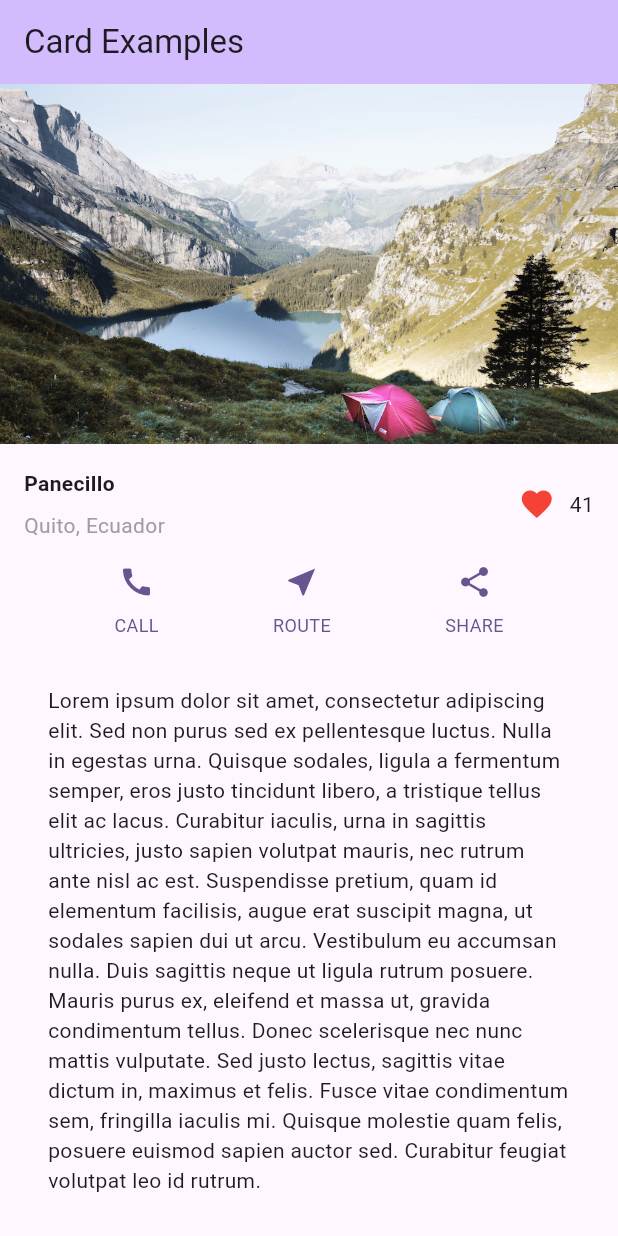
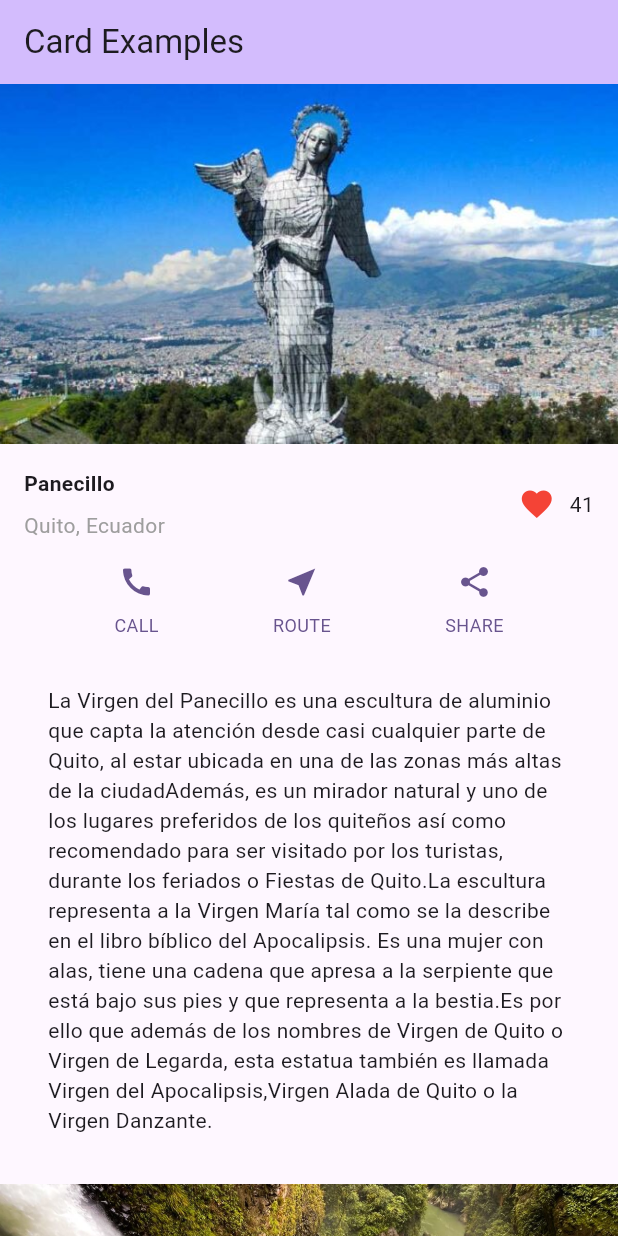
Before and after one commit to Mino-Mateo/Ejercicios_Flutter, a Flutter app: the screen it shows after launch, on a phone screen of 412 x 824 dp. Run offline on Flutter 3.47's test engine with Material 3 defaults, Android fonts, the phone set to English and light mode, and no system bars.

Commit message:
Finalización del Layout

```diff
--- a/Layout/layout_practica/analysis_options.yaml
+++ b/Layout/layout_practica/analysis_options.yaml
@@ -23,6 +23,5 @@ linter:
   rules:
     # avoid_print: false  # Uncomment to disable the `avoid_print` rule
     # prefer_single_quotes: true  # Uncomment to enable the `prefer_single_quotes` rule
-
 # Additional information about this file can be found at
 # https://dart.dev/guides/language/analysis-options
--- a/Layout/layout_practica/lib/main.dart
+++ b/Layout/layout_practica/lib/main.dart
@@ -44,53 +44,60 @@ class _MyHomePageState extends State<MyHomePage> {
             mainAxisAlignment: MainAxisAlignment.center,
             children: [
               // Elemento 1
-              ImageSection(image: "images/lake.jpeg"),
+              ImageSection(image: "images/Panecillo.jpeg"),
               TitleSection(name: "Panecillo", location: "Quito, Ecuador"),
               ButtonSection(),
               TextSection(
                 description:
-                    "Lorem ipsum dolor sit amet, consectetur adipiscing elit. Sed non purus sed ex pellentesque luctus. Nulla in egestas urna. Quisque sodales, ligula a fermentum semper, eros justo tincidunt libero, a tristique tellus elit ac lacus. Curabitur iaculis, urna in sagittis ultricies, justo sapien volutpat mauris, nec rutrum ante nisl ac est. Suspendisse pretium, quam id elementum facilisis, augue erat suscipit magna, ut sodales sapien dui ut arcu. Vestibulum eu accumsan nulla. Duis sagittis neque ut ligula rutrum posuere. Mauris purus ex, eleifend et massa ut, gravida condimentum tellus. Donec scelerisque nec nunc mattis vulputate. Sed justo lectus, sagittis vitae dictum in, maximus et felis. Fusce vitae condimentum sem, fringilla iaculis mi. Quisque molestie quam felis, posuere euismod sapien auctor sed. Curabitur feugiat volutpat leo id rutrum.",
+                    "La Virgen del Panecillo es una escultura de aluminio que capta la atención desde casi cualquier parte de Quito, al estar ubicada en una de las zonas más altas de la ciudad"
+                    "Además, es un mirador natural y uno de los lugares preferidos de los quiteños así como recomendado para ser visitado por los turistas, durante los feriados o Fiestas de Quito."
+                    "La escultura representa a la Virgen María tal como se la describe en el libro bíblico del Apocalipsis. Es una mujer con alas, tiene una cadena que apresa a la serpiente que está bajo sus pies y que representa a la bestia."
+                    "Es por ello que además de los nombres de Virgen de Quito o Virgen de Legarda, esta estatua también es llamada Virgen del Apocalipsis,Virgen Alada de Quito o la Virgen Danzante.",
               ),
 
               // Elemento 2
-              ImageSection(image: "images/lake.jpeg"),
+              ImageSection(image: "images/Pailon-del-Diablo.jpeg"),
               TitleSection(
-                  name: "La entrada de la 8", location: "Guayaquil, Ecuador"),
+                  name: "Pailon del Diablo", location: "Tungurahua , Ecuador"),
               ButtonSection(),
               TextSection(
-                description:
-                    "Lorem ipsum dolor sit amet, consectetur adipiscing elit. Sed non purus sed ex pellentesque luctus. Nulla in egestas urna. Quisque sodales, ligula a fermentum semper, eros justo tincidunt libero, a tristique tellus elit ac lacus. Curabitur iaculis, urna in sagittis ultricies, justo sapien volutpat mauris, nec rutrum ante nisl ac est. Suspendisse pretium, quam id elementum facilisis, augue erat suscipit magna, ut sodales sapien dui ut arcu. Vestibulum eu accumsan nulla. Duis sagittis neque ut ligula rutrum posuere. Mauris purus ex, eleifend et massa ut, gravida condimentum tellus. Donec scelerisque nec nunc mattis vulputate. Sed justo lectus, sagittis vitae dictum in, maximus et felis. Fusce vitae condimentum sem, fringilla iaculis mi. Quisque molestie quam felis, posuere euismod sapien auctor sed. Curabitur feugiat volutpat leo id rutrum.",
-              ),
+                  description:
+                      "Su nombre de el pailón del diablo nace por la forma que tiene las rocas que se encuentran bajo la cascada y si observas con detenimiento podrás ver la forma del rostro del diablo que se encuentra formado en las rocas, de ahí su nombre."
+                      "El pailón del diablo es un lugar turistico que llena de orgullo a los ecuatorianos.  "),
 
               // Elemento 3
-              ImageSection(image: "images/lake.jpeg"),
+              ImageSection(image: "images/Basilica.jpeg"),
               TitleSection(
                   name: "Basilica del Voto Nacional",
                   location: "Quito, Ecuador"),
               ButtonSection(),
               TextSection(
                 description:
-                    "Lorem ipsum dolor sit amet, consectetur adipiscing elit. Sed non purus sed ex pellentesque luctus. Nulla in egestas urna. Quisque sodales, ligula a fermentum semper, eros justo tincidunt libero, a tristique tellus elit ac lacus. Curabitur iaculis, urna in sagittis ultricies, justo sapien volutpat mauris, nec rutrum ante nisl ac est. Suspendisse pretium, quam id elementum facilisis, augue erat suscipit magna, ut sodales sapien dui ut arcu. Vestibulum eu accumsan nulla. Duis sagittis neque ut ligula rutrum posuere. Mauris purus ex, eleifend et massa ut, gravida condimentum tellus. Donec scelerisque nec nunc mattis vulputate. Sed justo lectus, sagittis vitae dictum in, maximus et felis. Fusce vitae condimentum sem, fringilla iaculis mi. Quisque molestie quam felis, posuere euismod sapien auctor sed. Curabitur feugiat volutpat leo id rutrum.",
+                    "Esta cripta está formada por cincuenta tumbas de mármol francés para cuerpos y ciento cincuenta de ellas para cenizas, todas con lápidas que ostentan el escudo del Ecuador bañado en oro, es por esto que este lugar no puede ser visitado por los turistas si no solamente por familiares de los fallecidos."
+                    "En el convento y la Basílica se guardan más de cuatro mil obras de arte de varias épocas que todavía"
+                    "no han sido inventariadas. Las más conocidas son los cuadros del Sagrado Corazón de Jesús, del pintor Rafael Salas"
+                    "y los anónimos de Santa Mariana de Jesús, Felipe Neri y San Francisco de Sales, comisionadas por el presidente Gabriel García Moreno para celebrar la consagración del Ecuador al corazón de Jesús.",
               ),
 
               // Elemento 4
-              ImageSection(image: "images/lake.jpeg"),
+              ImageSection(image: "images/Parque-nacional-Cajas.jpeg"),
               TitleSection(
                   name: "Parque Nacional Cajas", location: "Azuay, Ecuador"),
               ButtonSection(),
               TextSection(
-                description:
-                    "Lorem ipsum dolor sit amet, consectetur adipiscing elit. Sed non purus sed ex pellentesque luctus. Nulla in egestas urna. Quisque sodales, ligula a fermentum semper, eros justo tincidunt libero, a tristique tellus elit ac lacus. Curabitur iaculis, urna in sagittis ultricies, justo sapien volutpat mauris, nec rutrum ante nisl ac est. Suspendisse pretium, quam id elementum facilisis, augue erat suscipit magna, ut sodales sapien dui ut arcu. Vestibulum eu accumsan nulla. Duis sagittis neque ut ligula rutrum posuere. Mauris purus ex, eleifend et massa ut, gravida condimentum tellus. Donec scelerisque nec nunc mattis vulputate. Sed justo lectus, sagittis vitae dictum in, maximus et felis. Fusce vitae condimentum sem, fringilla iaculis mi. Quisque molestie quam felis, posuere euismod sapien auctor sed. Curabitur feugiat volutpat leo id rutrum.",
-              ),
+                  description:
+                      "El Parque Nacional Cajas está ubicado en la provincia de Azuay, en el sur del Ecuador, donde la cordillera de los Andes es más antigua, con menor actividad volcánica y sin los picos elevados que son tan comunes más al norte."
+                      "En esta zona, la cordillera forma extensas altiplanicies de gran belleza donde se acumula agua en grandes cantidades."),
 
               // Elemento 5
-              ImageSection(image: "images/lake.jpeg"),
+              ImageSection(image: "images/Chimborazo.jpeg"),
               TitleSection(name: "Chimborazo", location: "Chimborazo, Ecuador"),
               ButtonSection(),
               TextSection(
-                description:
-                    "Lorem ipsum dolor sit amet, consectetur adipiscing elit. Sed non purus sed ex pellentesque luctus. Nulla in egestas urna. Quisque sodales, ligula a fermentum semper, eros justo tincidunt libero, a tristique tellus elit ac lacus. Curabitur iaculis, urna in sagittis ultricies, justo sapien volutpat mauris, nec rutrum ante nisl ac est. Suspendisse pretium, quam id elementum facilisis, augue erat suscipit magna, ut sodales sapien dui ut arcu. Vestibulum eu accumsan nulla. Duis sagittis neque ut ligula rutrum posuere. Mauris purus ex, eleifend et massa ut, gravida condimentum tellus. Donec scelerisque nec nunc mattis vulputate. Sed justo lectus, sagittis vitae dictum in, maximus et felis. Fusce vitae condimentum sem, fringilla iaculis mi. Quisque molestie quam felis, posuere euismod sapien auctor sed. Curabitur feugiat volutpat leo id rutrum.",
-              ),
+                  description:
+                      "El Chimborazo es un estratovolcán potencialmente activo, situado en el centro de Ecuador, en la Provincia de Chimborazo."
+                      "Perteneciente a la cordillera de los Andes, específicamente a los Andes septentrionales, cuenta con una altitud de 6263,47 m s. n. m."
+                      "por lo que es la montaña más alta del Ecuador y de los Andes septentrionales."),
             ],
           ),
         ),
--- a/Layout/layout_practica/pubspec.yaml
+++ b/Layout/layout_practica/pubspec.yaml
@@ -58,7 +58,11 @@ flutter:
 
   # To add assets to your application, add an assets section, like this:
   assets:
-    - images/lake.jpeg
+    - images/Panecillo.jpeg
+    - images/Pailon-del-Diablo.jpeg
+    - images/Basilica.jpeg
+    - images/Parque-nacional-Cajas.jpeg
+    - images/Chimborazo.jpeg
   #   - images/a_dot_ham.jpeg
 
   # An image asset can refer to one or more resolution-specific "variants", see
--- a/widgets/lib/view/firstPage.dart
+++ b/widgets/lib/view/firstPage.dart
@@ -41,11 +41,10 @@ Widget loginForm(BuildContext context) {
   final TextEditingController _mailcontroller = TextEditingController();
   final TextEditingController _passcontroller = TextEditingController();
 
-  const String email = "enner_valestresv@gmail.com";
-  const String password = "Duele99";
+  const String email = "a@a.com";
+  const String password = "a";
 
-  return Container(
-    child: Column(
+  return Column(
     children: [
       Form(
           key: _loginkey,
@@ -91,13 +90,16 @@ Widget loginForm(BuildContext context) {
         height: 50,
       ),
       ElevatedButton(
-            onPressed: (){
+          onPressed: () {
             if (_loginkey.currentState!.validate()) {
-                Navigator.push(context, MaterialPageRoute(builder: (context) => const Secondpage(data: "Bienvenido patojo!")));
+              Navigator.push(
+                  context,
+                  MaterialPageRoute(
+                      builder: (context) =>
+                          const Secondpage(data: "Bienvenido patojo!")));
             }
           },
           child: const Text("Iniciar Sesión"))
     ],
-    ),
   );
 }
```
Also changed, not shown: Layout/layout_practica/images/Basilica.jpeg (added), Layout/layout_practica/images/Chimborazo.jpeg (added), Layout/layout_practica/images/Pailon-del-Diablo.jpeg (added), Layout/layout_practica/images/Panecillo.jpeg (added), Layout/layout_practica/images/Parque-nacional-Cajas.jpeg (added). Lines whose indentation alone changed are shown as unchanged.
